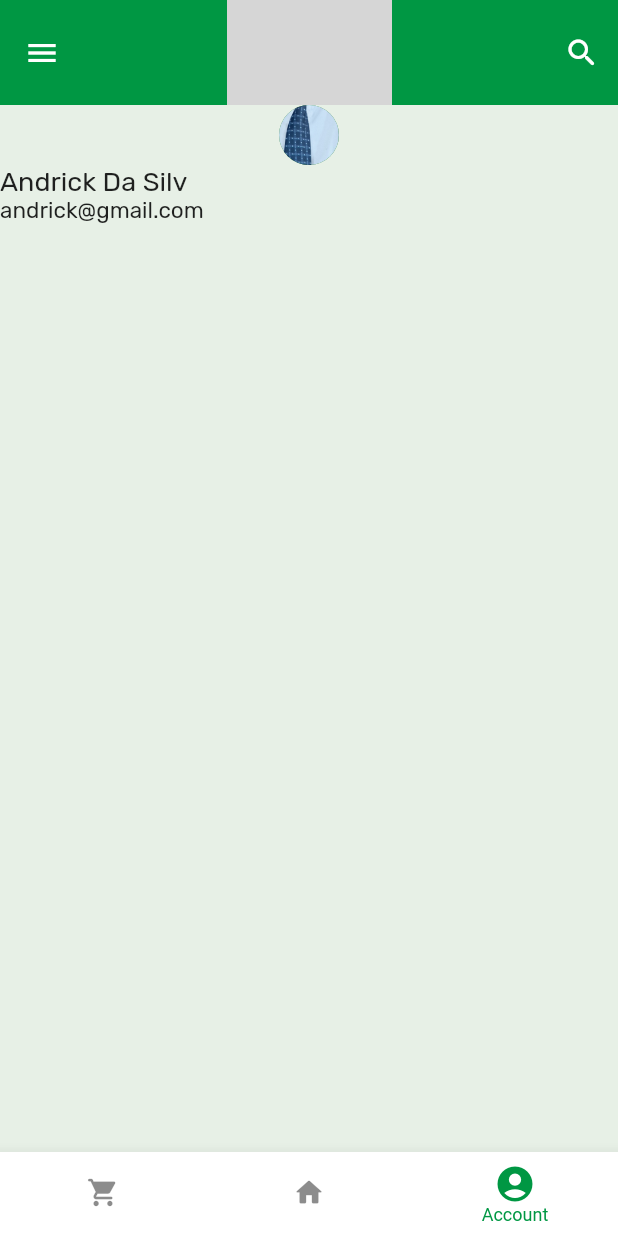
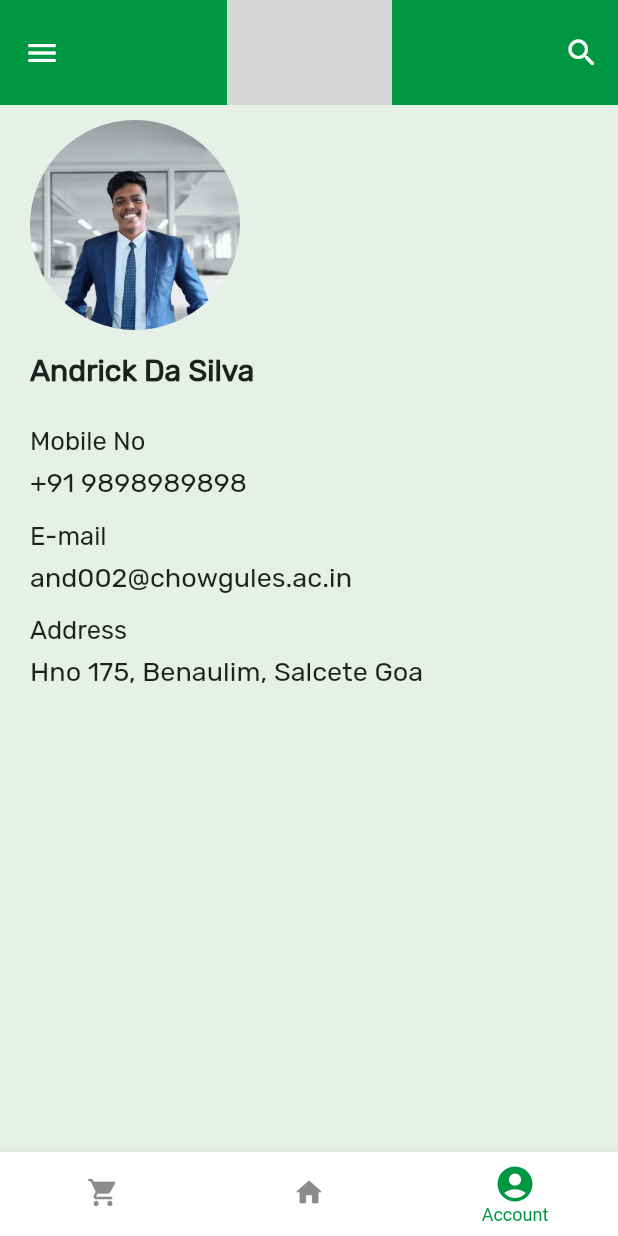
Before and after one commit to blaze-m22/drawer_test_app1, a Flutter app: the screen it shows after launch, item 3 of the bottom bar chosen, on a phone screen of 412 x 824 dp. Run offline on Flutter 3.47's test engine with Material 2 defaults, Android fonts, the phone set to English and light mode, and no system bars; our stand-ins replace carousel_pro; network calls fail; grey boxes are pictures that could not be loaded.

Commit message:
commit 2

```diff
--- a/lib/components/homegrid1.dart
+++ b/lib/components/homegrid1.dart
@@ -13,7 +13,7 @@ class _HomeGrid1State extends State<HomeGrid1> {
     return Container(
       height: 446,
       padding: const EdgeInsets.all(2),
-      margin: const EdgeInsets.symmetric(vertical: 10),
+      margin: const EdgeInsets.fromLTRB(0, 0, 0, 10),
       color: const Color(0x420f7a2b),
       child:
           GridView.count(
--- a/lib/components/homescreencomponents.dart
+++ b/lib/components/homescreencomponents.dart
@@ -2,6 +2,7 @@ import 'package:flutter/material.dart';
 
 import '../screens/homepage.dart';
 import '../screens/myaccount.dart';
+import '../screens/shoppingcart.dart';
 
 class HomeScreen extends StatefulWidget {
   const HomeScreen({Key? key}) : super(key: key);
@@ -26,7 +27,7 @@ class _HomeScreenState extends State<HomeScreen> {
       appBar: AppBar(
         elevation: 0,
         centerTitle: true,
-        backgroundColor: Color(0xFF009743),
+        backgroundColor: const Color(0xFF009743),
         title: Image.asset(
           'assets/images/logo2.png',
           height: 110,
--- a/lib/screens/myaccount.dart
+++ b/lib/screens/myaccount.dart
@@ -1,3 +1,5 @@
+import 'dart:convert';
+
 import 'package:flutter/material.dart';
 
 class MyAccount extends StatefulWidget {
@@ -8,28 +10,132 @@ class MyAccount extends StatefulWidget {
 }
 
 class _MyAccountState extends State<MyAccount> {
+
   @override
   Widget build(BuildContext context) {
     return ListView(
-      children: const <Widget>[
-        CircleAvatar(
-          backgroundImage: AssetImage('assets/images/andrick.jpg'),
-        ),
-        Text(
-          "Andrick Da Silv",
-          style: TextStyle(
-            fontFamily: 'Rubik',
-            fontSize: 18,
+      children: <Widget>[
+        Container(
+          padding: const EdgeInsets.symmetric(vertical: 10, horizontal: 20),
+          alignment: Alignment.centerLeft,
+          child: ClipRRect(
+            borderRadius: BorderRadius.circular(100),
+            child: Image.asset(
+              'assets/images/andrick.jpg',
+              width: 140,
+              height: 140,
+              fit: BoxFit.cover,
+              alignment: Alignment.topCenter,
+            ),
           ),
         ),
-        Text(
-          "andrick@gmail.com",
-          style: TextStyle(
-            fontFamily: 'Rubik',
-            fontSize: 15,
+        Container(
+          margin: const EdgeInsets.symmetric(
+            vertical: 5,
+            horizontal: 20,
+          ),
+          child: const Text(
+            "Andrick Da Silva",
+            style: TextStyle(
+              fontFamily: 'Rubik',
+              fontWeight: FontWeight.bold,
+              fontSize: 20,
+            ),
+          ),
+        ),
+        Container(
+          margin: const EdgeInsets.fromLTRB(20, 20, 20, 5),
+          width: double.infinity,
+          child: Column(
+            children: <Widget>[
+              Container(
+                alignment: Alignment.centerLeft,
+                child: const Text(
+                  'Mobile No',
+                  style: TextStyle(
+                    fontSize: 17,
+                    fontFamily: 'Rubik',
+                  ),
+                ),
+              ),
+              Container(
+                margin: const EdgeInsets.fromLTRB(0, 7, 0, 15),
+                alignment: Alignment.centerLeft,
+                child: const Text(
+                  '+91 9898989898',
+                  style: TextStyle(
+                    fontSize: 18,
+                    fontFamily: 'Rubik',
+                  ),
+                ),
+              ),
+              Container(
+                alignment: Alignment.centerLeft,
+                child: const Text(
+                  'E-mail',
+                  style: TextStyle(
+                    fontSize: 17,
+                    fontFamily: 'Rubik',
+                  ),
+                ),
+              ),
+              Container(
+                margin: const EdgeInsets.fromLTRB(0, 7, 0, 15),
+                alignment: Alignment.centerLeft,
+                child: const Text(
+                  'and002@chowgules.ac.in',
+                  style: TextStyle(
+                    fontSize: 18,
+                    fontFamily: 'Rubik',
+                  ),
+                ),
+              ),
+              Container(
+                alignment: Alignment.centerLeft,
+                child: const Text(
+                  'Address',
+                  style: TextStyle(
+                    fontSize: 17,
+                    fontFamily: 'Rubik',
+                  ),
+                ),
+              ),
+              Container(
+                margin: const EdgeInsets.fromLTRB(0, 7, 0, 15),
+                alignment: Alignment.centerLeft,
+                child: const Text(
+                  'Hno 175, Benaulim, Salcete Goa',
+                  style: TextStyle(
+                    fontSize: 18,
+                    fontFamily: 'Rubik',
+                  ),
+                ),
+              ),
+            ],
           ),
         ),
       ],
     );
   }
 }
+/*
+  final url = "view-source:https://api.spoonacular.com/recipes/complexSearch?apiKey=a7a41b008431459f840838c777a706cd";
+  var _postsJson = [];
+
+  void fetchPosts() async {
+    try {
+      final response = await get(Uri.parse(url));
+      final jsonData = jsonDecode(response.body);
+
+      setState(() {
+        _postsJson = jsonData;
+      });
+    } catch (err) {}
+  }
+
+  @override
+  void initState(){
+    super.initState();
+    fetchPosts();
+  }
+ */
--- a/pubspec.yaml
+++ b/pubspec.yaml
@@ -35,6 +35,7 @@ dependencies:
   # Use with the CupertinoIcons class for iOS style icons.
   cupertino_icons: ^1.0.2
   carousel_pro: ^1.0.0
+  http: ^0.13.5
 
 dev_dependencies:
   flutter_test:
```
Also changed, not shown: lib/screens/homepage.dart (+1 -10 lines), lib/screens/shoppingcart.dart (added, +63 -0 lines), lib/screens/testproducts.dart (added, +197 -0 lines), assets/images/defaultdp.png (added), pubspec.lock.
